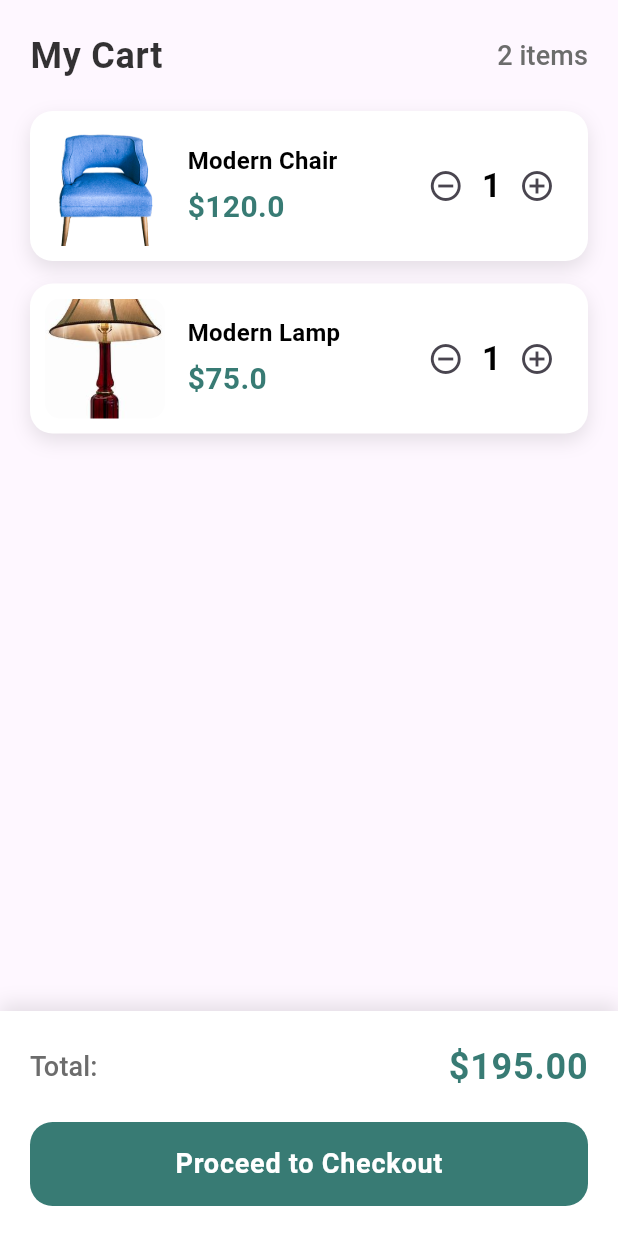
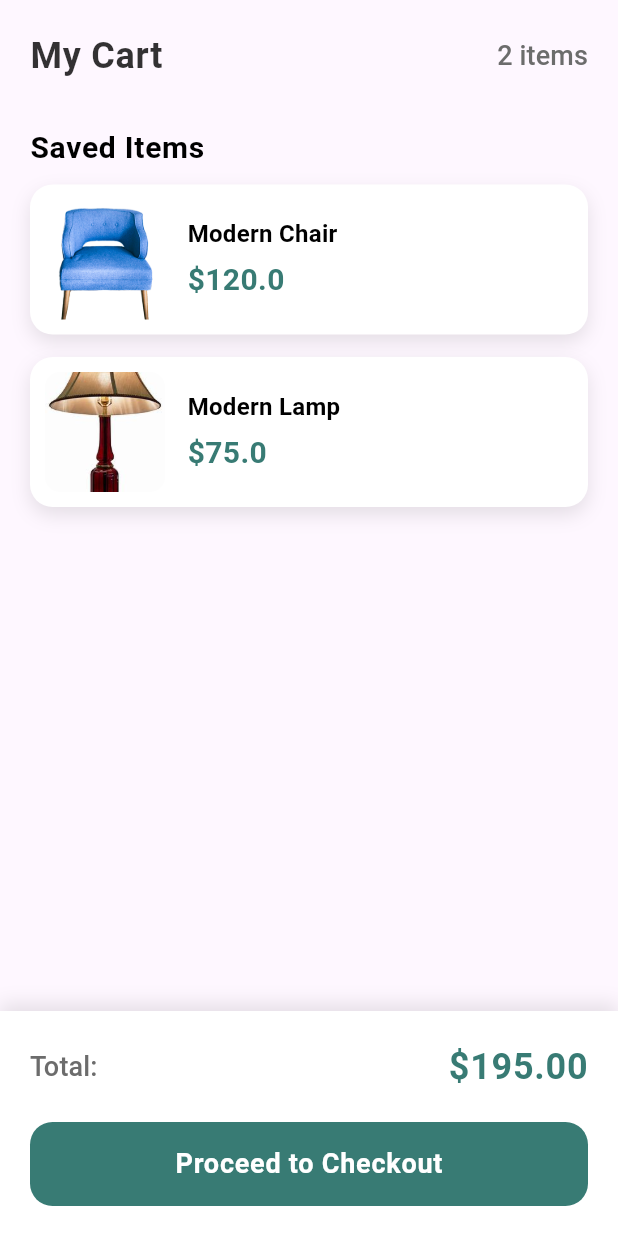
Before and after one commit to jamalihassan0307/Furniture-App-Flutter, a Flutter app: the CartPage widget shown alone on an empty page, opened directly, on a phone screen of 412 x 824 dp. Run offline on Flutter 3.47's test engine with Material 3 defaults, Android fonts, the phone set to English and light mode, and no system bars.

Commit message:
Refactor cart page to display static and dynamic items with improved layout
- Separate cart items into 'Saved Items' and 'Cart Items' sections
- Conditionally render quantity controls for non-static items
- Improve ListView structure for better item rendering
- Add section headers for static and dynamic cart items
- Maintain empty state UI for when cart is empty

```diff
--- a/lib/page/cart_page.dart
+++ b/lib/page/cart_page.dart
@@ -14,6 +14,9 @@ class _CartPageState extends State<CartPage> {
 
   @override
   Widget build(BuildContext context) {
+    final allItems = _cartManager.items;
+    final staticItems = _cartManager.staticItems;
+
     return SafeArea(
       child: Column(
         children: [
@@ -39,8 +42,35 @@ class _CartPageState extends State<CartPage> {
           ),
           // Cart Items
           Expanded(
-            child: _cartManager.items.isEmpty
-                ? Center(
+            child: ListView(
+              padding: EdgeInsets.symmetric(horizontal: 20),
+              children: [
+                // Static Items Section
+                if (staticItems.isNotEmpty) ...[
+                  Padding(
+                    padding: EdgeInsets.symmetric(vertical: 10),
+                    child: Text(
+                      'Saved Items',
+                      style: heading.copyWith(fontSize: 20),
+                    ),
+                  ),
+                  ...staticItems.map((item) => _buildCartItem(item, isStatic: true)),
+                ],
+
+                // Regular Items Section
+                if (allItems.length > staticItems.length) ...[
+                  Padding(
+                    padding: EdgeInsets.symmetric(vertical: 10),
+                    child: Text(
+                      'Cart Items',
+                      style: heading.copyWith(fontSize: 20),
+                    ),
+                  ),
+                  ...allItems.where((item) => !staticItems.contains(item)).map((item) => _buildCartItem(item)),
+                ],
+
+                if (allItems.isEmpty)
+                  Center(
                     child: Column(
                       mainAxisAlignment: MainAxisAlignment.center,
                       children: [
@@ -59,14 +89,8 @@ class _CartPageState extends State<CartPage> {
                         ),
                       ],
                     ),
-                  )
-                : ListView.builder(
-                    padding: EdgeInsets.symmetric(horizontal: 20),
-                    itemCount: _cartManager.items.length,
-                    itemBuilder: (context, index) {
-                      final item = _cartManager.items[index];
-                      return _buildCartItem(item);
-                    },
+                  ),
+              ],
             ),
           ),
           // Bottom Section
@@ -139,7 +163,7 @@ class _CartPageState extends State<CartPage> {
     );
   }
 
-  Widget _buildCartItem(CartItem item) {
+  Widget _buildCartItem(CartItem item, {bool isStatic = false}) {
     return Container(
       margin: EdgeInsets.only(bottom: 15),
       padding: EdgeInsets.all(10),
@@ -187,27 +211,21 @@ class _CartPageState extends State<CartPage> {
             ),
           ),
           // Quantity
+          if (!isStatic)
             Row(
               children: [
                 IconButton(
                   icon: Icon(Icons.remove_circle_outline),
-                onPressed: () {
-                  setState(() {
+                  onPressed: () => setState(() {
                     _cartManager.updateQuantity(item.id, item.quantity - 1);
-                  });
-                },
+                  }),
                 ),
-              Text(
-                '${item.quantity}',
-                style: itemCardHeading,
-              ),
+                Text('${item.quantity}', style: itemCardHeading),
                 IconButton(
                   icon: Icon(Icons.add_circle_outline),
-                onPressed: () {
-                  setState(() {
+                  onPressed: () => setState(() {
                     _cartManager.updateQuantity(item.id, item.quantity + 1);
-                  });
-                },
+                  }),
                 ),
               ],
             ),
```
Lines whose indentation alone changed are shown as unchanged.
